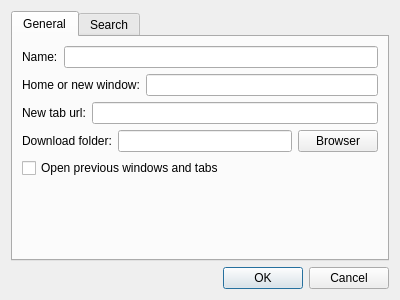
First picture: the form in Plugins/WebBrowser/DlgSettings.ui, repository KangLin/RabbitRemoteControl, before the edit.
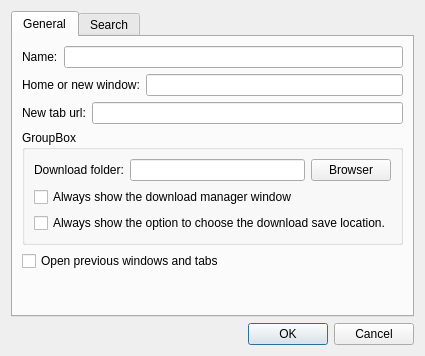
Second picture: the form after the edit. The open tabs and pages were chosen to show the change. Icons and pictures are not drawn.

Commit message: Plugins::WebBrowser: modify download parameters

Patch:
```diff
--- a/Plugins/WebBrowser/DlgSettings.ui
+++ b/Plugins/WebBrowser/DlgSettings.ui
@@ -7,13 +7,13 @@
     <x>0</x>
     <y>0</y>
     <width>400</width>
-    <height>300</height>
+    <height>356</height>
    </rect>
   </property>
   <property name="windowTitle">
    <string>Dialog</string>
   </property>
-  <layout class="QGridLayout" name="gridLayout">
+  <layout class="QGridLayout" name="gridLayout_4">
    <item row="0" column="0">
     <widget class="QTabWidget" name="tabWidget">
      <property name="currentIndex">
@@ -67,6 +67,12 @@
         </layout>
        </item>
        <item row="3" column="0">
+        <widget class="QGroupBox" name="groupBox">
+         <property name="title">
+          <string>GroupBox</string>
+         </property>
+         <layout class="QGridLayout" name="gridLayout">
+          <item row="0" column="0">
         <layout class="QHBoxLayout" name="horizontalLayout_3">
          <item>
           <widget class="QLabel" name="label_3">
@@ -76,10 +82,23 @@
           </widget>
          </item>
          <item>
-          <widget class="QLineEdit" name="leDownloadFolder"/>
+             <widget class="QLineEdit" name="leDownloadFolder">
+              <property name="sizePolicy">
+               <sizepolicy hsizetype="Expanding" vsizetype="Preferred">
+                <horstretch>0</horstretch>
+                <verstretch>0</verstretch>
+               </sizepolicy>
+              </property>
+             </widget>
          </item>
          <item>
           <widget class="QPushButton" name="pbDownloadFolder">
+              <property name="sizePolicy">
+               <sizepolicy hsizetype="Minimum" vsizetype="Preferred">
+                <horstretch>0</horstretch>
+                <verstretch>0</verstretch>
+               </sizepolicy>
+              </property>
            <property name="text">
             <string>Browser</string>
            </property>
@@ -87,6 +106,32 @@
          </item>
         </layout>
        </item>
+          <item row="1" column="0">
+           <widget class="QCheckBox" name="cbDownloadShowWindow">
+            <property name="text">
+             <string>Always show the download manager window</string>
+            </property>
+           </widget>
+          </item>
+          <item row="2" column="0">
+           <widget class="QCheckBox" name="cbDownloadSave">
+            <property name="toolTip">
+             <string>Always show the option to choose the download save location.</string>
+            </property>
+            <property name="statusTip">
+             <string>Always show the option to choose the download save location.</string>
+            </property>
+            <property name="whatsThis">
+             <string>Always show the option to choose the download save location.</string>
+            </property>
+            <property name="text">
+             <string>Always show the option to choose the download save location.</string>
+            </property>
+           </widget>
+          </item>
+         </layout>
+        </widget>
+       </item>
        <item row="4" column="0">
         <widget class="QCheckBox" name="cbOpenPreious">
          <property name="text">
@@ -94,7 +139,7 @@
          </property>
         </widget>
        </item>
-       <item row="5" column="0">
+       <item row="6" column="0">
         <spacer name="verticalSpacer">
          <property name="orientation">
           <enum>Qt::Orientation::Vertical</enum>
```
Left out of the diff: 2 changed lines with no effect on the pictures. Lines whose indentation alone changed are shown as unchanged. The commit also changes 5 other files.
